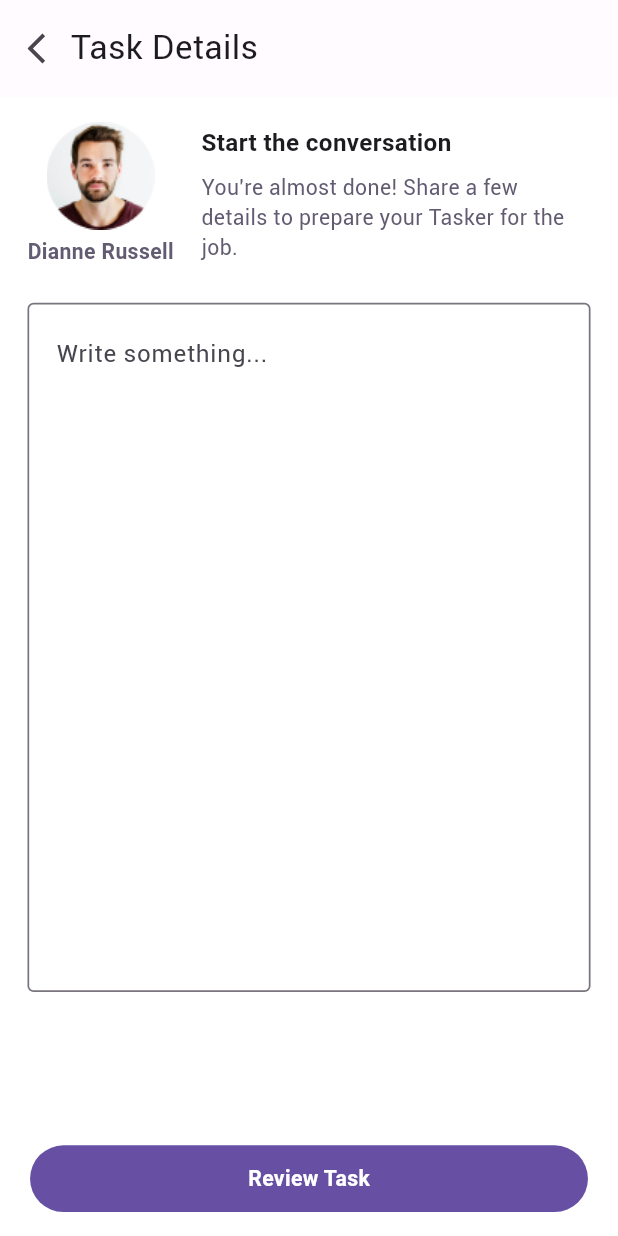
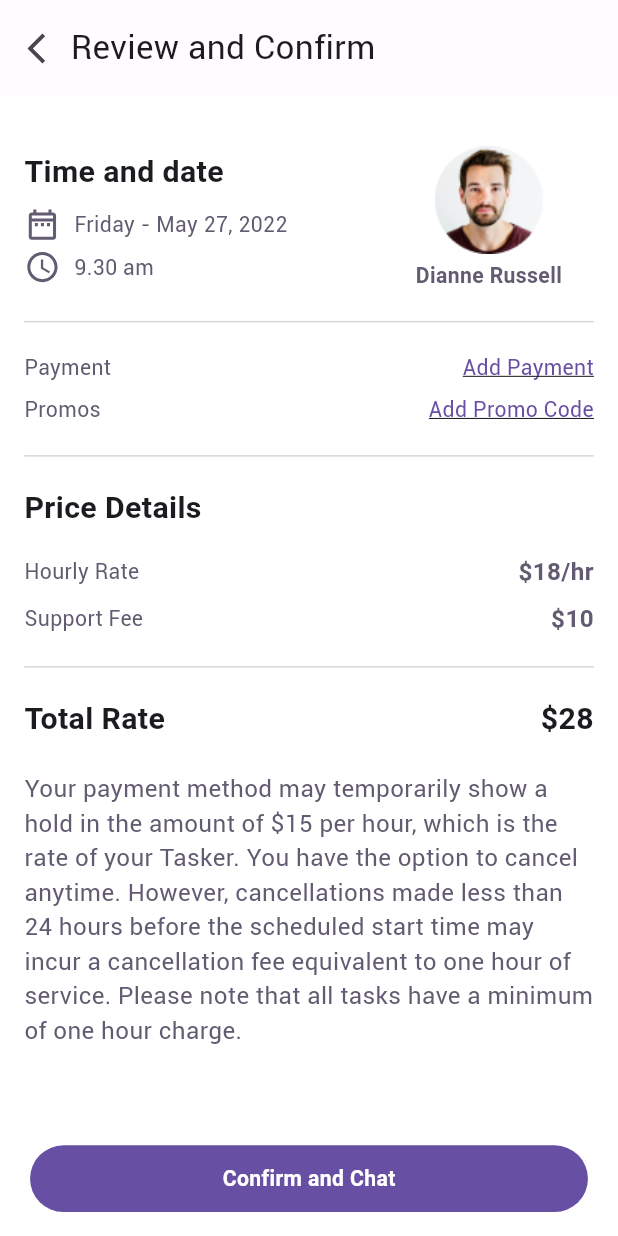
Before and after one commit to Amir-HShahi/workoo-flutter, a Flutter app: the screen it shows after launch, on a phone screen of 412 x 824 dp. Run offline on Flutter 3.47's test engine with Material 3 defaults, Android fonts, the phone set to English and light mode, and no system bars; our stand-ins replace flutter_svg, google_fonts.

Commit message:
Add: review and confirm

```diff
--- a/lib/main.dart
+++ b/lib/main.dart
@@ -1,6 +1,7 @@
 import 'package:flutter/material.dart';
 import 'package:workoo_flutter/utility.dart';
 import 'package:workoo_flutter/view/location.dart';
+import 'package:workoo_flutter/view/review_and_confirm.dart';
 import 'package:workoo_flutter/view/search_services.dart';
 import 'package:workoo_flutter/view/task_details.dart';
 
@@ -15,7 +16,7 @@ class MyApp extends StatelessWidget {
   Widget build(BuildContext context) {
     initializeScreenData(context);
     return const MaterialApp(
-      home: TaskDetails(),
+      home: ReviewAndConfirm(),
     );
   }
 }
--- /dev/null
+++ b/lib/view/review_and_confirm.dart
@@ -0,0 +1,253 @@
+import 'package:flutter/material.dart';
+import 'package:flutter_svg/flutter_svg.dart';
+import 'package:google_fonts/google_fonts.dart';
+
+import '../utility.dart';
+import 'components/customized_app_bar.dart';
+import 'components/customized_floating_button.dart';
+
+class ReviewAndConfirm extends StatelessWidget {
+  const ReviewAndConfirm({super.key});
+
+  void pressConfirmHandler() {}
+
+  @override
+  Widget build(BuildContext context) {
+    return Scaffold(
+      backgroundColor: Colors.white,
+      floatingActionButton: CustomizedFloatingButton(
+          title: "Confirm and Chat", onPressed: pressConfirmHandler),
+      floatingActionButtonLocation: FloatingActionButtonLocation.centerFloat,
+      appBar: CustomizedAppBar(
+          isTitleCentered: false,
+          color: const Color(0xfffffbfe),
+          title: Text("Review and Confirm",
+              style: GoogleFonts.roboto(
+                  color: const Color(0xff1c1b1f),
+                  fontWeight: FontWeight.w400,
+                  fontSize: scaledHeight(22)))),
+      body: Container(
+        padding: EdgeInsets.symmetric(
+            vertical: scaledHeight(16), horizontal: scaledHeight(16)),
+        child: Column(
+          crossAxisAlignment: CrossAxisAlignment.start,
+          children: [
+            SizedBox(height: scaledHeight(16)),
+            Row(
+              children: [
+                Column(
+                  crossAxisAlignment: CrossAxisAlignment.start,
+                  children: [
+                    SizedBox(width: scaledWidth(212)),
+                    Text(
+                      "Time and date",
+                      style: TextStyle(
+                          color: const Color(0xff1c1b1f),
+                          fontSize: scaledHeight(20),
+                          fontWeight: FontWeight.w600,
+                          fontFamily: "roboto"),
+                    ),
+                    SizedBox(
+                      height: scaledHeight(8),
+                    ),
+                    Row(
+                      children: [
+                        SvgPicture.asset("assets/calendar_icon.svg",
+                            height: scaledHeight(24)),
+                        SizedBox(width: scaledWidth(8)),
+                        Text("Friday - May 27, 2022",
+                            style: TextStyle(
+                              color: const Color(0xff625b71),
+                              fontSize: scaledHeight(14),
+                              fontFamily: "roboto",
+                            ))
+                      ],
+                    ),
+                    SizedBox(
+                      height: scaledHeight(4),
+                    ),
+                    Row(
+                      children: [
+                        SvgPicture.asset("assets/clock_icon.svg",
+                            height: scaledHeight(24)),
+                        SizedBox(width: scaledWidth(8)),
+                        Text("9.30 am",
+                            style: TextStyle(
+                              color: const Color(0xff625b71),
+                              fontSize: scaledHeight(14),
+                              fontFamily: "roboto",
+                            ))
+                      ],
+                    )
+                  ],
+                ),
+                SizedBox(width: scaledWidth(16)),
+                Column(
+                  children: [
+                    Image.asset("assets/dianne_profile.png",
+                        height: scaledHeight(72)),
+                    SizedBox(height: scaledHeight(4)),
+                    Text("Dianne Russell",
+                        style: TextStyle(
+                            color: const Color(0xff625b71),
+                            fontSize: scaledHeight(14),
+                            fontFamily: "roboto",
+                            fontWeight: FontWeight.w600)),
+                  ],
+                ),
+              ],
+            ),
+            SizedBox(
+              height: scaledHeight(20),
+            ),
+            Container(
+              width: double.infinity,
+              color: Colors.black.withOpacity(0.16),
+              height: scaledHeight(1),
+            ),
+            SizedBox(
+              height: scaledHeight(20),
+            ),
+            Row(
+              children: [
+                Text("Payment",
+                    style: TextStyle(
+                      color: const Color(0xff625b71),
+                      fontSize: scaledHeight(14),
+                      fontFamily: "roboto",
+                    )),
+                const Spacer(),
+                Text("Add Payment",
+                    style: TextStyle(
+                      decoration: TextDecoration.underline,
+                      color: const Color(0xff6750A4),
+                      fontSize: scaledHeight(14),
+                      fontFamily: "roboto",
+                    )),
+              ],
+            ),
+            SizedBox(
+              height: scaledHeight(8),
+            ),
+            Row(
+              children: [
+                Text("Promos",
+                    style: TextStyle(
+                      color: const Color(0xff625b71),
+                      fontSize: scaledHeight(14),
+                      fontFamily: "roboto",
+                    )),
+                const Spacer(),
+                Text("Add Promo Code",
+                    style: TextStyle(
+                      decoration: TextDecoration.underline,
+                      color: const Color(0xff6750A4),
+                      fontSize: scaledHeight(14),
+                      fontFamily: "roboto",
+                    )),
+              ],
+            ),
+            SizedBox(
+              height: scaledHeight(20),
+            ),
+            Container(
+              width: double.infinity,
+              color: Colors.black.withOpacity(0.16),
+              height: scaledHeight(1),
+            ),
+            SizedBox(
+              height: scaledHeight(20),
+            ),
+            Text("Price Details",
+                style: TextStyle(
+                  color: const Color(0xff1c1b1f),
+                  fontSize: scaledHeight(20),
+                  fontWeight: FontWeight.w600,
+                  fontFamily: "roboto",
+                )),
+            SizedBox(
+              height: scaledHeight(16),
+            ),
+            Row(
+              children: [
+                Text("Hourly Rate",
+                    style: TextStyle(
+                      color: const Color(0xff625b71),
+                      fontSize: scaledHeight(14),
+                      fontFamily: "roboto",
+                    )),
+                const Spacer(),
+                Text("\$18/hr",
+                    style: TextStyle(
+                      color: const Color(0xff625B71),
+                      fontSize: scaledHeight(16),
+                      fontWeight: FontWeight.w600,
+                      fontFamily: "roboto",
+                    )),
+              ],
+            ),
+            SizedBox(
+              height: scaledHeight(8),
+            ),
+            Row(
+              children: [
+                Text("Support Fee",
+                    style: TextStyle(
+                      color: const Color(0xff625b71),
+                      fontSize: scaledHeight(14),
+                      fontFamily: "roboto",
+                    )),
+                const Spacer(),
+                Text("\$10",
+                    style: TextStyle(
+                      color: const Color(0xff625B71),
+                      fontWeight: FontWeight.w600,
+                      fontSize: scaledHeight(16),
+                      fontFamily: "roboto",
+                    )),
+              ],
+            ),
+            SizedBox(
+              height: scaledHeight(20),
+            ),
+            Container(
+              width: double.infinity,
+              color: Colors.black.withOpacity(0.16),
+              height: scaledHeight(1),
+            ),
+            SizedBox(
+              height: scaledHeight(20),
+            ),
+            Row(
+              children: [
+                Text("Total Rate",
+                    style: TextStyle(
+                      color: const Color(0xff1c1b1f),
+                      fontSize: scaledHeight(20),
+                      fontWeight: FontWeight.w600,
+                      fontFamily: "roboto",
+                    )),
+                const Spacer(),
+                Text("\$28",
+                    style: TextStyle(
+                      color: const Color(0xff1c1b1f),
+                      fontSize: scaledHeight(20),
+                      fontWeight: FontWeight.w600,
+                      fontFamily: "roboto",
+                    )),
+              ],
+            ),
+            SizedBox(height: scaledHeight(20)),
+            Text(
+                "Your payment method may temporarily show a hold in the amount of \$15 per hour, which is the rate of your Tasker. You have the option to cancel anytime. However, cancellations made less than 24 hours before the scheduled start time may incur a cancellation fee equivalent to one hour of service. Please note that all tasks have a minimum of one hour charge.",
+                style: TextStyle(
+                  color: const Color(0xff625B71),
+                  fontSize: scaledHeight(16),
+                  fontFamily: "roboto",
+                ))
+          ],
+        ),
+      ),
+    );
+  }
+}
```
Also changed, not shown: assets/calendar_icon.svg (added), assets/clock_icon.svg (added).
